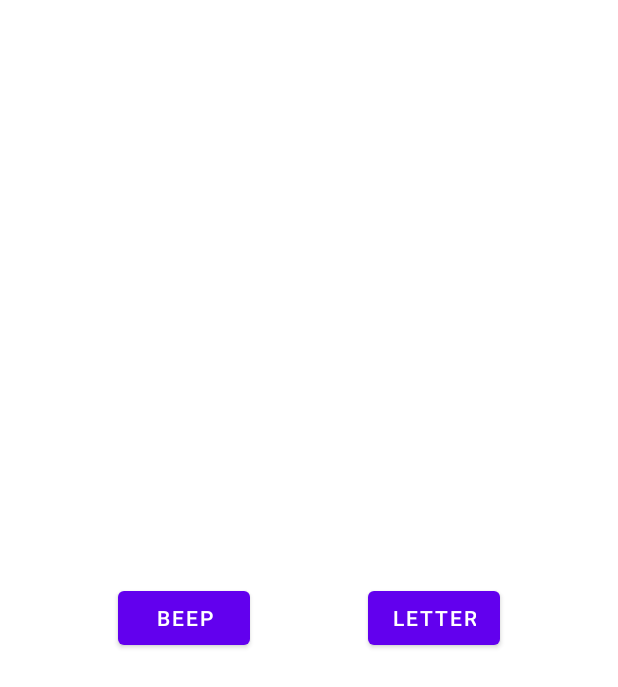
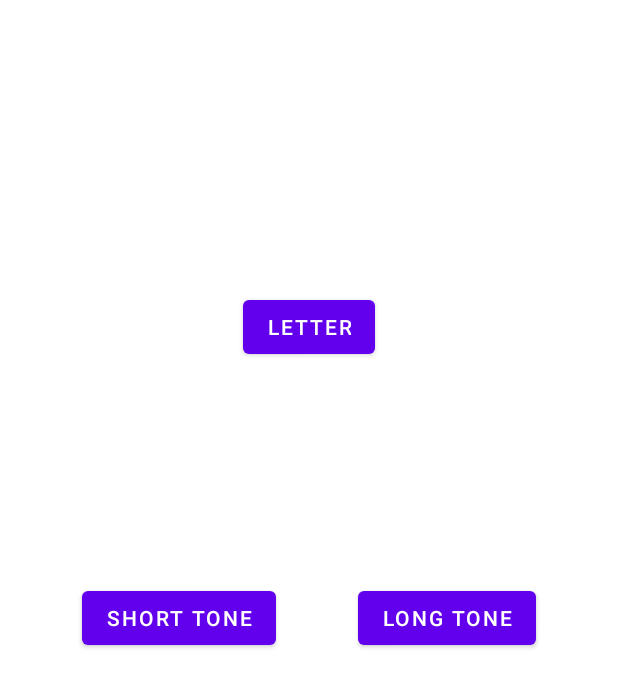
Before and after one commit to AdamBarvesten/MorseCode, an Android app: the SoundActivity screen opened directly, with no data from a screen before it, after a tap on "LETTER", on a phone screen of 412 x 824 dp. Shown: the top 687 px of the screen. Run offline under Robolectric (Android 15) with nearby library versions, the light colour scheme and no system bars.

Commit message:
Refactor of long and short sound tones

```diff
--- a/app/src/main/java/com/example/morsecode/SoundActivity.java
+++ b/app/src/main/java/com/example/morsecode/SoundActivity.java
@@ -5,51 +5,51 @@ import androidx.appcompat.app.AppCompatActivity;
 import android.media.AudioManager;
 import android.media.ToneGenerator;
 import android.os.Bundle;
-import android.util.Log;
 import android.widget.Button;
 
 public class SoundActivity extends AppCompatActivity {
-    private ToneGenerator toneGenerator;
-    private Button beepButton;
-    private Button letterButton;
+    private final ToneGenerator toneGenerator =  new ToneGenerator(AudioManager.STREAM_MUSIC, 100);
 
     @Override
     protected void onCreate(Bundle savedInstanceState) {
         super.onCreate(savedInstanceState);
         setContentView(R.layout.activity_sound);
 
-        beepButton = findViewById(R.id.beepButton);
-        letterButton = findViewById(R.id.letterButton);
+        Button shortButton = findViewById(R.id.shortButton);
+        Button longButton = findViewById(R.id.longButton);
+        Button letterButton = findViewById(R.id.letterButton);
 
-        beepButton.setOnClickListener(view -> onBtnBeep());
+        shortButton.setOnClickListener(view -> onBtnShort());
+        longButton.setOnClickListener(view -> onBtnLong());
+
         letterButton.setOnClickListener(view -> onBtnLetter());
-
-        toneGenerator = new ToneGenerator(AudioManager.STREAM_MUSIC, 100);
     }
 
     private void playSound(int len){
         toneGenerator.startTone(ToneGenerator.TONE_DTMF_2,len);
     }
 
-    private void onBtnBeep(){
-        playSound(100);
+    private void playLongTone(){ playSound(500); }
+    private void playShortTone(){ playSound(100); }
+
+    private void onBtnShort(){
+        playShortTone();
+    }
+    private void onBtnLong(){
+        playLongTone();
     }
 
     private void onBtnLetter(){
-        new Thread(new Runnable() {
-            @Override
-            public void run() {
+        new Thread(() -> {
             synchronized (toneGenerator){
                 playSound(100);
                 try {
                     toneGenerator.wait(100+500);
-                        Log.d("torsdag", "run: made it");
                 } catch (InterruptedException e) {
                     throw new RuntimeException(e);
                 }
                 playSound(500);
             }
-            }
         }).start();
     }
 }
--- a/app/src/main/res/layout/activity_sound.xml
+++ b/app/src/main/res/layout/activity_sound.xml
@@ -7,12 +7,12 @@
     tools:context=".SoundActivity">
 
     <Button
-        android:id="@+id/beepButton"
+        android:id="@+id/shortButton"
         android:layout_width="wrap_content"
         android:layout_height="wrap_content"
-        android:text="@string/beep"
+        android:text="@string/shortTone"
         app:layout_constraintBottom_toBottomOf="parent"
-        app:layout_constraintEnd_toStartOf="@+id/letterButton"
+        app:layout_constraintEnd_toStartOf="@+id/longButton"
         app:layout_constraintStart_toStartOf="parent"
         app:layout_constraintTop_toTopOf="parent" />
 
@@ -23,6 +23,17 @@
         android:text="@string/letter"
         app:layout_constraintBottom_toBottomOf="parent"
         app:layout_constraintEnd_toEndOf="parent"
-        app:layout_constraintStart_toEndOf="@+id/beepButton"
+        app:layout_constraintStart_toStartOf="parent"
+        app:layout_constraintTop_toTopOf="parent"
+        app:layout_constraintVertical_bias="0.25" />
+
+    <Button
+        android:id="@+id/longButton"
+        android:layout_width="wrap_content"
+        android:layout_height="wrap_content"
+        android:text="@string/longTone"
+        app:layout_constraintBottom_toBottomOf="parent"
+        app:layout_constraintEnd_toEndOf="parent"
+        app:layout_constraintStart_toEndOf="@+id/shortButton"
         app:layout_constraintTop_toTopOf="parent" />
 </androidx.constraintlayout.widget.ConstraintLayout>
--- a/app/src/main/res/values/strings.xml
+++ b/app/src/main/res/values/strings.xml
@@ -9,7 +9,9 @@
     <string name="previous">Previous</string>
 
     <string name="letter">Letter</string>
-    <string name="beep">Beep</string>
+    <string name="shortTone">Short Tone</string>
+    <string name="longTone">Long Tone</string>
+
 
 
 
```
Lines whose indentation alone changed are shown as unchanged.
